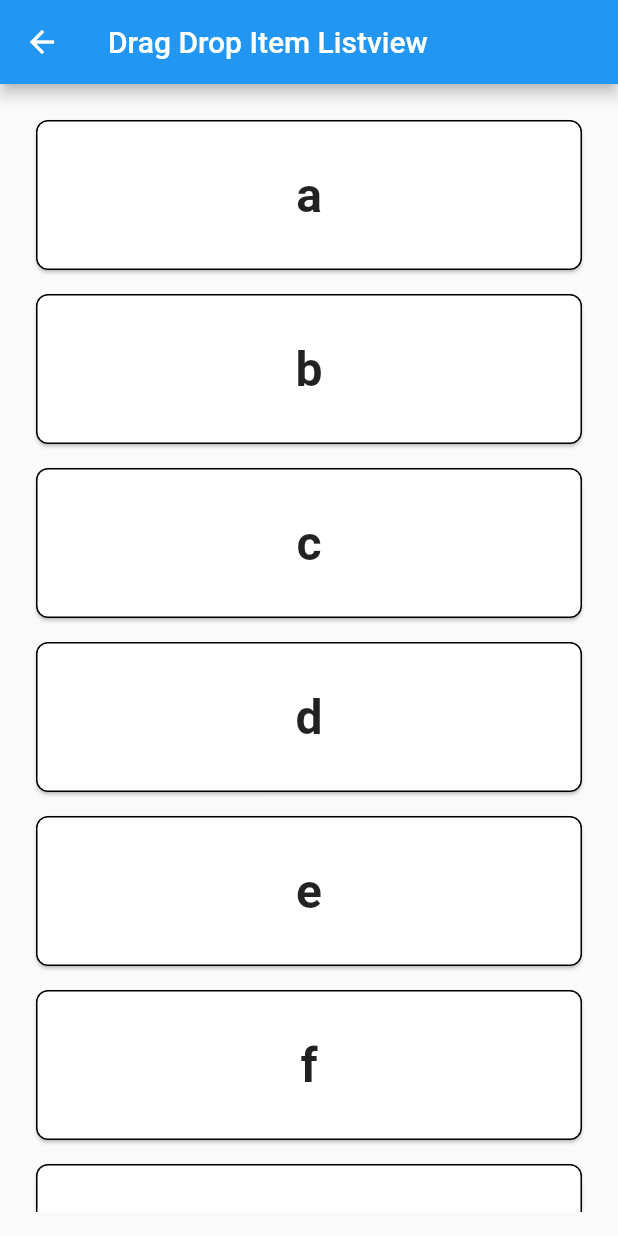
After one commit to Gogo-jiii/Flutter-All-In-One, a Flutter app: the ListviewScreen screen opened directly, after a tap on "Drag Drop Item Listview", on a phone screen of 412 x 824 dp. The commit adds this screen. Run offline on Flutter 3.47's test engine with Material 2 defaults, Android fonts, the phone set to English and light mode, and no system bars; our stand-ins replace flutter_rating_bar, fluttertoast.

Commit message:
drag drop item listview

```diff
--- /dev/null
+++ b/lib/modules/listview/drag_drop_item_listview/drag_drop_item_listview_screen.dart
@@ -0,0 +1,103 @@
+import 'package:flutter/material.dart';
+
+import '../../common_widgets/common_widgets.dart';
+
+class DragDropItemListviewScreen extends StatefulWidget {
+  const DragDropItemListviewScreen({Key? key}) : super(key: key);
+
+  @override
+  State<DragDropItemListviewScreen> createState() =>
+      _DragDropItemListviewScreenState();
+}
+
+class _DragDropItemListviewScreenState
+    extends State<DragDropItemListviewScreen> {
+  final List<String> list = [
+    "a",
+    "b",
+    "c",
+    "d",
+    "e",
+    "f",
+    "g",
+    "h",
+    "i",
+    "j",
+    "k",
+    "l",
+    "m",
+    "n",
+    "o",
+    "p",
+    "q",
+    "r",
+    "s",
+    "t",
+    "u",
+    "v",
+    "w",
+    "x",
+    "y",
+    "z"
+  ];
+
+  @override
+  Widget build(BuildContext context) {
+    return Scaffold(
+      appBar: getAppBar(context, "Drag Drop Item Listview"),
+      body: Container(
+        margin: const EdgeInsets.all(16),
+        child: Center(
+          child: ReorderableListView(
+            onReorder: (int oldIndex, int newIndex) {
+              setState(() {
+                _reorder(oldIndex, newIndex);
+              });
+            },
+            children: <Widget>[
+              for (final items in list)
+                Card(
+                  key: ValueKey(items),
+                  margin: const EdgeInsets.all(8),
+                  elevation: 1,
+                  shape: RoundedRectangleBorder(
+                    side: BorderSide(
+                        color: Theme.of(context).colorScheme.onSurfaceVariant,
+                        width: 1.0,
+                        style: BorderStyle.solid),
+                    borderRadius: const BorderRadius.all(
+                      Radius.circular(8),
+                    ),
+                  ),
+                  borderOnForeground: true,
+                  child: SizedBox(
+                    width: double.infinity,
+                    height: 100,
+                    child: Center(
+                      child: Text(
+                        items,
+                        softWrap: true,
+                        textAlign: TextAlign.center,
+                        style: const TextStyle(
+                          fontSize: 32,
+                          fontWeight: FontWeight.bold,
+                        ),
+                      ),
+                    ),
+                  ),
+                ),
+            ],
+          ),
+        ),
+      ),
+    );
+  }
+
+  void _reorder(int oldIndex, int newIndex) {
+    if (oldIndex < newIndex) {
+      newIndex -= 1;
+    }
+    final String item = list.removeAt(oldIndex);
+    list.insert(newIndex, item);
+  }
+}
--- a/lib/modules/listview/listview_screen.dart
+++ b/lib/modules/listview/listview_screen.dart
@@ -1,9 +1,11 @@
 import 'package:flutter/material.dart';
 import 'package:flutter_all_in_one/modules/common_widgets/common_widgets.dart';
-import 'package:flutter_all_in_one/modules/listview/multiple_items_selection_listview_screen/multiple_items_selection_listview_screen.dart';
-import 'package:flutter_all_in_one/modules/listview/simple_listview_screen/simple_listview_screen.dart';
-import 'package:flutter_all_in_one/modules/listview/single_item_selection_listview_screen/single_item_selection_listview_screen.dart';
-import 'package:flutter_all_in_one/modules/listview/swipe_to_delete_item_listview_screen/swipe_to_delete_item_listview_screen.dart';
+import 'package:flutter_all_in_one/modules/listview/drag_drop_item_listview/drag_drop_item_listview_screen.dart';
+import 'package:flutter_all_in_one/modules/listview/multiple_items_selection_listview/multiple_items_selection_listview_screen.dart';
+
+import 'simple_listview/simple_listview_screen.dart';
+import 'single_item_selection_listview/single_item_selection_listview_screen.dart';
+import 'swipe_to_delete_item_listview/swipe_to_delete_item_listview_screen.dart';
 
 class ListviewScreen extends StatefulWidget {
   const ListviewScreen({Key? key}) : super(key: key);
@@ -92,6 +94,18 @@ class GetUI extends StatelessWidget {
         const SizedBox(
           height: 32,
         ),
+        ElevatedButton(
+          onPressed: () {
+            Navigator.push(
+                context,
+                MaterialPageRoute(
+                    builder: (_) => const DragDropItemListviewScreen()));
+          },
+          child: const Text("Drag Drop Item Listview"),
+        ),
+        const SizedBox(
+          height: 32,
+        ),
       ],
     );
   }
```
Also changed, not shown: lib/modules/listview/multiple_items_selection_listview/model_class.dart (renamed from lib/modules/listview/multiple_items_selection_listview_screen/model_class.dart), lib/modules/listview/multiple_items_selection_listview/multiple_items_selection_listview_screen.dart (renamed from lib/modules/listview/multiple_items_selection_listview_screen/multiple_items_selection_listview_screen.dart), lib/modules/listview/simple_listview/simple_listview_screen.dart (renamed from lib/modules/listview/simple_listview_screen/simple_listview_screen.dart), lib/modules/listview/single_item_selection_listview/single_item_selection_listview_screen.dart (renamed from lib/modules/listview/single_item_selection_listview_screen/single_item_selection_listview_screen.dart), lib/modules/listview/swipe_to_delete_item_listview/swipe_to_delete_item_listview_screen.dart (renamed from lib/modules/listview/swipe_to_delete_item_listview_screen/swipe_to_delete_item_listview_screen.dart).
